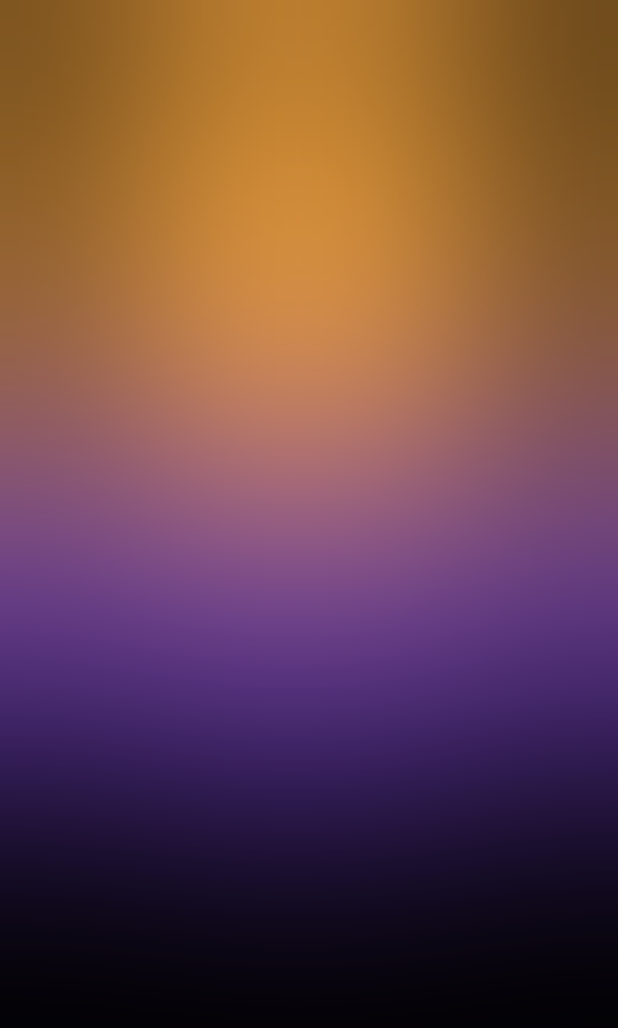
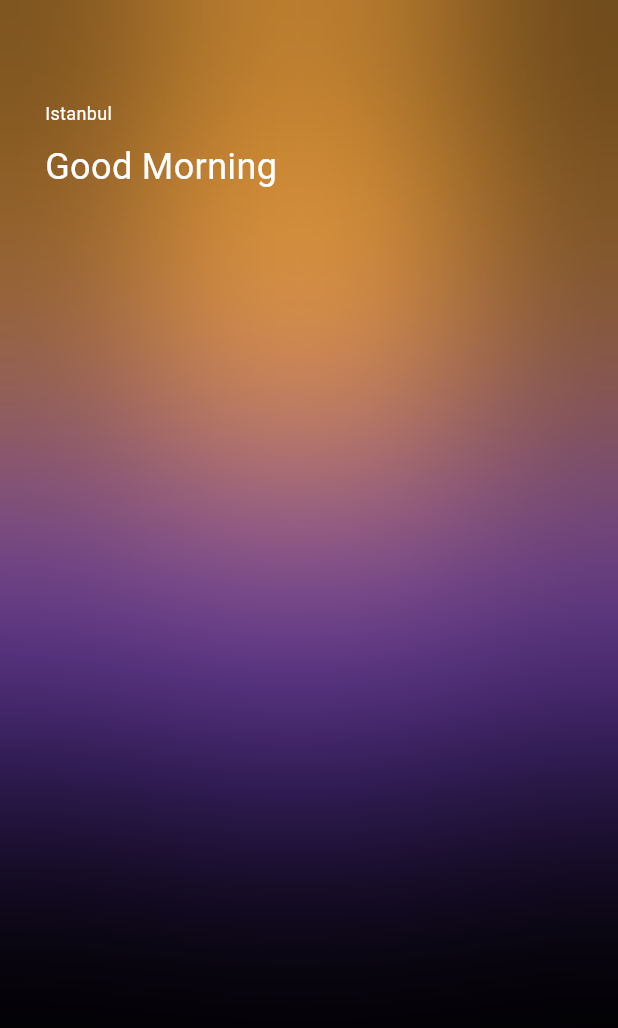
Before and after one commit to osmankunt/weather_app, a Flutter app: the screen it shows after launch, on a phone screen of 412 x 824 dp. Shown: the top 1028 px of the screen. Run offline on Flutter 3.47's test engine with Material 3 defaults, Android fonts, the phone set to English and light mode, and no system bars.

Commit message:
assets added

```diff
--- a/lib/view/home_view.dart
+++ b/lib/view/home_view.dart
@@ -62,6 +62,32 @@ class HomeView extends StatelessWidget {
                   decoration: const BoxDecoration(color: Colors.transparent),
                 ),
               ),
+              SizedBox(
+                height: MediaQuery.of(context).size.height,
+                width: MediaQuery.of(context).size.width,
+                child: const Column(
+                  crossAxisAlignment: CrossAxisAlignment.start,
+                  children: [
+                    Text(
+                      'Istanbul',
+                      style: TextStyle(
+                        color: Colors.white,
+                        fontSize: 12,
+                      ),
+                    ),
+                    SizedBox(
+                      height: 10,
+                    ),
+                    Text(
+                      'Good Morning',
+                      style: TextStyle(
+                        color: Colors.white,
+                        fontSize: 24,
+                      ),
+                    ),
+                  ],
+                ),
+              ),
             ],
           ),
         ),
--- a/pubspec.yaml
+++ b/pubspec.yaml
@@ -69,6 +69,9 @@ flutter:
   # the material Icons class.
   uses-material-design: true
 
+  assets:
+    - assets/
+
   # To add assets to your application, add an assets section, like this:
   # assets:
   #   - images/a_dot_burr.jpeg
```
Also changed, not shown: assets/cloud.png (added), assets/day_time.png (added), assets/drizzle.png (added), assets/heavy_rain.png (added), assets/night_time.png (added), assets/partly_sunny.png (added), assets/rain.png (added), assets/snow.png (added), assets/sunny.png (added), assets/thunderstorm.png (added), assets/windy.png (added).
